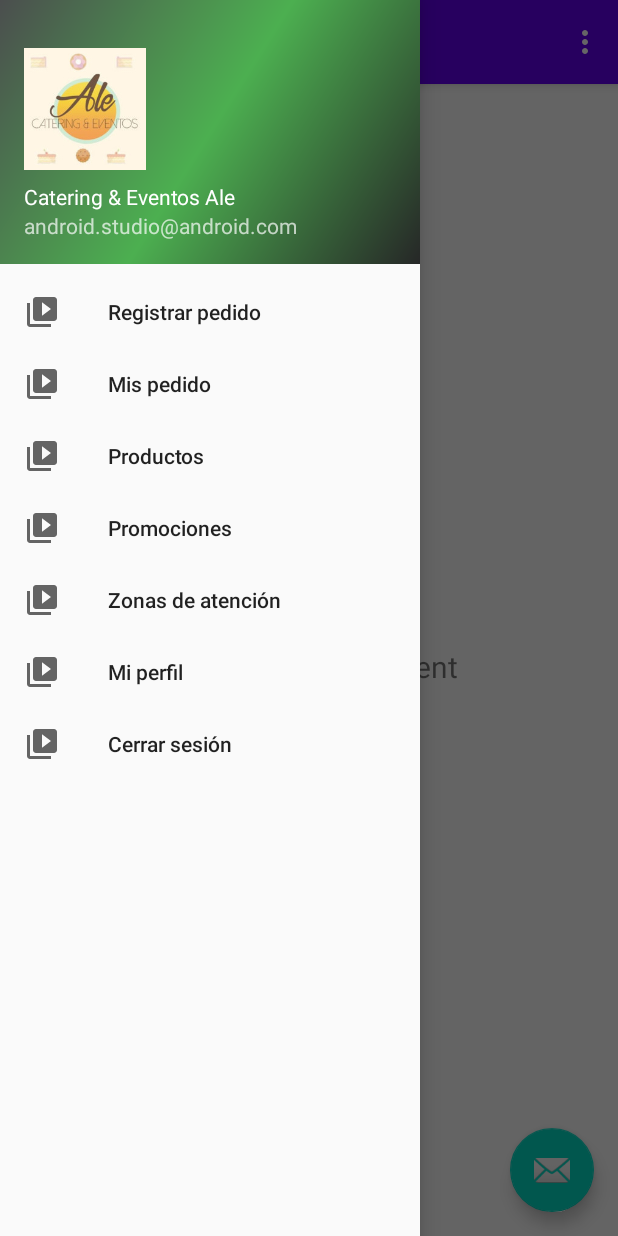
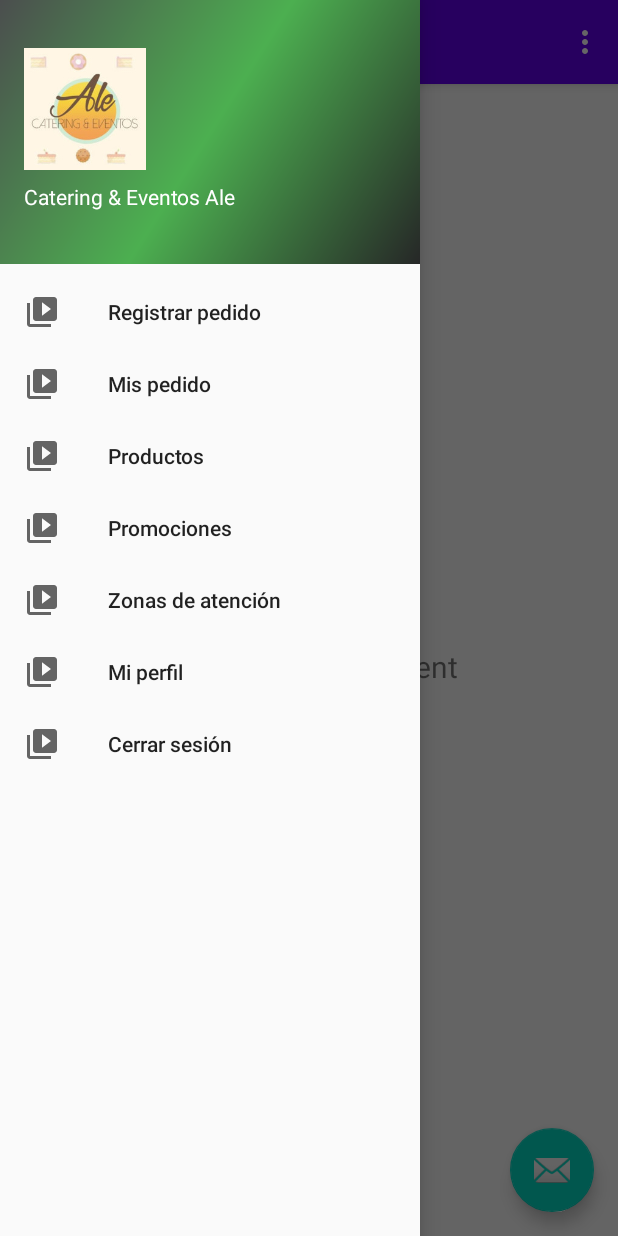
Before and after one commit to ManuelAngeles6359/CateringAleApp, an Android app: the screen it shows after launch (MainActivity), with the side drawer open, on a phone screen of 412 x 824 dp. Run offline under Robolectric (Android 15) with nearby library versions, the phone set to English and light mode, and no system bars; our stand-ins replace navigation-ui.

Commit message:
Actualización de subtitulo

```diff
--- a/app/src/main/res/layout/nav_header_main.xml
+++ b/app/src/main/res/layout/nav_header_main.xml
@@ -31,6 +31,6 @@
         android:id="@+id/textView"
         android:layout_width="wrap_content"
         android:layout_height="wrap_content"
-        android:text="@string/nav_header_subtitle" />
+        android:text="" />
 
 </LinearLayout>
```
